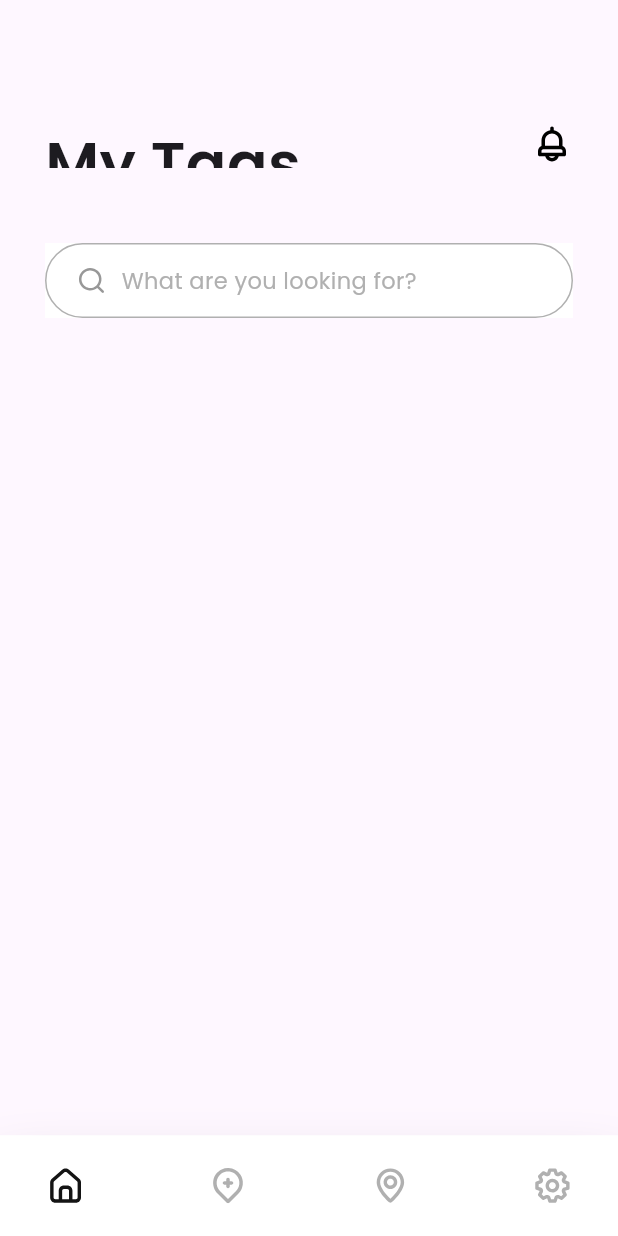
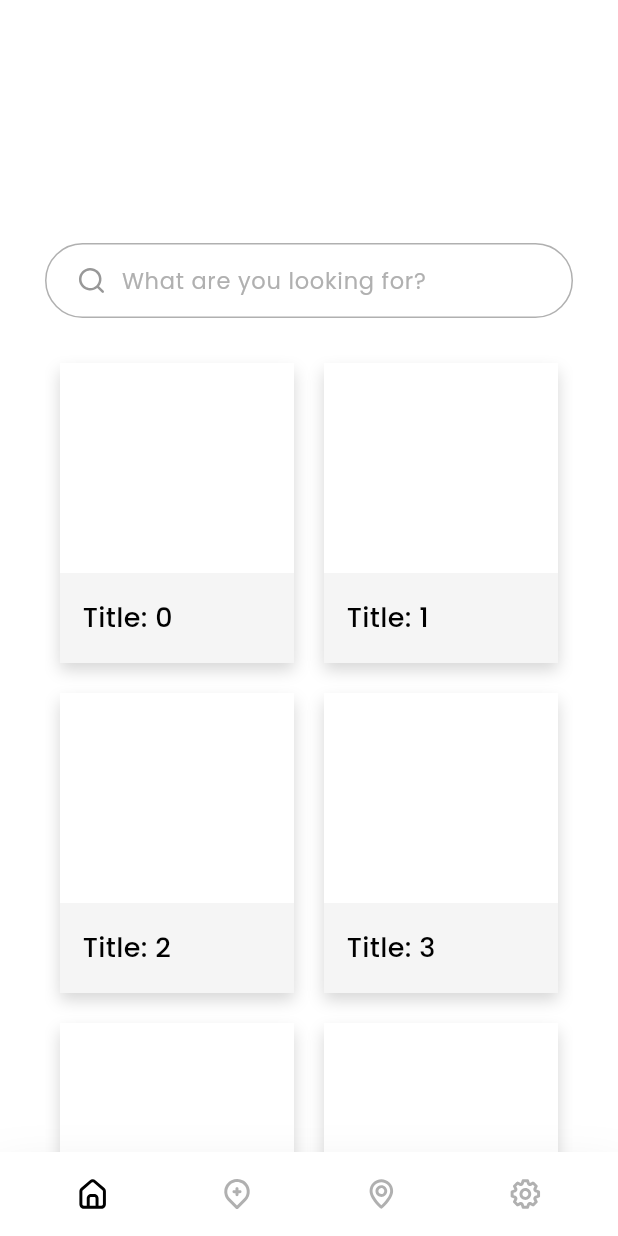
Before and after one commit to xedeveloper/tag_it, a Flutter app: the screen it shows after launch, on a phone screen of 412 x 824 dp. Run offline on Flutter 3.47's test engine with Material 3 defaults, Android fonts, the phone set to English and light mode, and no system bars; our stand-ins replace auto_route, flutter_secure_storage, flutter_svg, get_it, injectable, sqflite; accounts and stored records are empty; project files that could hold a hidden picture were left out.

Commit message:
feat[navigation]: app navigations added

```diff
--- a/lib/core/constants/strings.dart
+++ b/lib/core/constants/strings.dart
@@ -1,4 +1,7 @@
 class Strings {
   static const String myTags = "My Tags";
+  static const String addTags = "Add Tags";
+  static const String location = "Location";
+  static const String settings = "Settings";
   static const String whatAreYouLooking = "What are you looking for?";
 }
--- a/lib/core/router/app_router.dart
+++ b/lib/core/router/app_router.dart
@@ -1,6 +1,9 @@
 import 'package:auto_route/auto_route.dart';
 import 'package:tag_it/modules/dashboard/presentation/dashboard_page.dart';
-
+import 'package:tag_it/modules/add_item/presentation/add_tag_page.dart';
+import 'package:tag_it/modules/location/presentation/location_page.dart';
+import 'package:tag_it/modules/settings/presentation/settings_page.dart';
+import 'package:tag_it/modules/home/home_page.dart';
 part 'app_router.gr.dart';
 
 @AutoRouterConfig()
@@ -9,7 +12,25 @@
   List<AutoRoute> get routes => [
         AutoRoute(
           path: "/",
-          page: DashboardRoute.page,
+          page: HomeTab.page,
+          children: [
+            AutoRoute(
+              path: "dashboard",
+              page: DashboardRoute.page,
+            ),
+            AutoRoute(
+              path: "add_tag",
+              page: AddTagRoute.page,
+            ),
+            AutoRoute(
+              path: "location",
+              page: LocationRoute.page,
+            ),
+            AutoRoute(
+              path: "settings",
+              page: SettingsRoute.page,
+            ),
+          ],
         ),
       ];
 }
--- a/lib/modules/dashboard/presentation/dashboard_page.dart
+++ b/lib/modules/dashboard/presentation/dashboard_page.dart
@@ -1,12 +1,12 @@
 import 'package:flutter/material.dart';
 import 'package:auto_route/annotations.dart';
-import 'package:flutter_svg/svg.dart';
-import 'package:tag_it/core/constants/images.dart';
 import 'package:tag_it/core/constants/strings.dart';
-import 'package:tag_it/mixins/base_page_theme_mixin.dart';
-import 'package:tag_it/theme/app_text_theme.dart';
+import 'package:tag_it/mixins/base_page_layout_mixin.dart';
+
 import 'package:tag_it/theme/app_theme.dart';
+import 'package:tag_it/widgets/item_card/item_card_widget.dart';
 import 'package:tag_it/widgets/padding/app_standard_padding.dart';
+import 'package:tag_it/widgets/text_fields/search_text_field.dart';
 
 @RoutePage()
 class DashboardPage extends StatefulWidget {
@@ -16,7 +16,8 @@
   State<DashboardPage> createState() => _DashboardPageState();
 }
 
-class _DashboardPageState extends State<DashboardPage> with BasePageThemeMixin {
+class _DashboardPageState extends State<DashboardPage>
+    with BasePageLayoutMixin {
   @override
   String get title => Strings.myTags;
 
@@ -24,37 +25,39 @@
   Widget body(BuildContext context) {
     return AppStandardPaddng(
       top: 50,
+      bottom: 0,
       child: Container(
         color: paperWhite,
-        child: SingleChildScrollView(
         child: Column(
           children: [
-              Container(
-                decoration: BoxDecoration(
-                  color: paperWhite,
-                  borderRadius: BorderRadius.circular(25),
-                  border: Border.all(color: disabledGrey),
+            SearchTextField(
+              hintText: Strings.whatAreYouLooking,
             ),
-                height: 50,
-                child: Row(
-                  children: [
-                    Padding(
-                      padding: const EdgeInsets.only(left: 20, right: 10),
-                      child: SvgPicture.asset(
-                        Images.svgSearch,
-                        height: 20,
-                      ),
-                    ),
-                    Text(
-                      Strings.whatAreYouLooking,
-                      style: AppTextTheme.hintTextTheme,
-                    ),
-                  ],
+            SizedBox(height: 20),
+            Expanded(
+              child: Container(
+                child: _buildTagsGridView(context),
               ),
             ),
           ],
         ),
       ),
+    );
+  }
+
+  Widget _buildTagsGridView(BuildContext context) {
+    return Container(
+      child: GridView.builder(
+        gridDelegate: SliverGridDelegateWithFixedCrossAxisCount(
+          crossAxisCount: 2,
+          childAspectRatio: 16 / 20,
+        ),
+        itemCount: 10,
+        itemBuilder: (context, index) {
+          return ItemCardWidget(
+            title: "Title: $index",
+          );
+        },
       ),
     );
   }
--- /dev/null
+++ b/lib/modules/home/home_page.dart
@@ -0,0 +1,19 @@
+import 'package:flutter/material.dart';
+import 'package:tag_it/mixins/base_page_theme_mixin.dart';
+import 'package:tag_it/modules/dashboard/presentation/dashboard_page.dart';
+import 'package:auto_route/annotations.dart';
+
+@RoutePage(name: "HomeTab")
+class HomePage extends StatefulWidget {
+  const HomePage({super.key});
+
+  @override
+  State<HomePage> createState() => _HomePageState();
+}
+
+class _HomePageState extends State<HomePage> with BasePageThemeMixin {
+  @override
+  Widget body(BuildContext context) {
+    return DashboardPage();
+  }
+}
--- a/lib/theme/app_text_theme.dart
+++ b/lib/theme/app_text_theme.dart
@@ -6,7 +6,7 @@
   static TextStyle get headerTextTheme => TextStyle(
         fontFamily: FontsConstants.FONT_FAMILY_BRAND,
         fontWeight: FontWeight.w600,
-        fontSize: 40,
+        fontSize: 35,
       );
 
   static TextStyle get hintTextTheme => TextStyle(
@@ -15,4 +15,12 @@
         color: disabledGrey,
         fontSize: 15,
       );
+
+  static TextStyle get inputTextStyle => hintTextTheme.copyWith(
+        color: abyssBlack,
+        fontWeight: FontWeight.w500,
+      );
+  static TextStyle get body => inputTextStyle.copyWith(
+        fontSize: 18,
+      );
 }
--- a/lib/theme/app_theme.dart
+++ b/lib/theme/app_theme.dart
@@ -1,4 +1,20 @@
 import 'package:flutter/material.dart';
 
+const Color paperWhite = Colors.white;
+const Color abyssBlack = Colors.black;
 const Color disabledGrey = Color.fromRGBO(176, 176, 176, 1.0);
-const Color paperWhite = Colors.white;
+const Color backgroundGrey = Color.fromRGBO(245, 245, 245, 1);
+
+BoxShadow lightTopShadow = BoxShadow(
+  color: Colors.black.withOpacity(0.25),
+  spreadRadius: 2,
+  blurRadius: 35.1,
+  offset: Offset(0, 30),
+);
+
+BoxShadow cardShadow = BoxShadow(
+  color: Colors.black.withOpacity(0.16),
+  spreadRadius: 0,
+  blurRadius: 8,
+  offset: Offset(0, 5),
+);
--- a/lib/widgets/app_bar/title_app_bar.dart
+++ b/lib/widgets/app_bar/title_app_bar.dart
@@ -21,7 +21,7 @@
   @override
   Widget build(BuildContext context) {
     return Padding(
-      padding: EdgeInsets.only(top: 80, left: 30, right: 30),
+      padding: EdgeInsets.only(top: 120, left: 30, right: 30),
       child: Row(
         mainAxisAlignment: MainAxisAlignment.spaceBetween,
         children: [
--- /dev/null
+++ b/lib/widgets/item_card/item_card_widget.dart
@@ -0,0 +1,49 @@
+import 'package:flutter/material.dart';
+import 'package:tag_it/theme/app_text_theme.dart';
+import 'package:tag_it/theme/app_theme.dart';
+
+class ItemCardWidget extends StatelessWidget {
+  final String title;
+  const ItemCardWidget({
+    required this.title,
+    super.key,
+  });
+
+  @override
+  Widget build(BuildContext context) {
+    return Container(
+      margin: EdgeInsets.all(10),
+      decoration: BoxDecoration(
+        color: paperWhite,
+        boxShadow: [
+          cardShadow,
+        ],
+      ),
+      child: Column(
+        crossAxisAlignment: CrossAxisAlignment.stretch,
+        children: [
+          Expanded(
+            child: Container(
+              color: paperWhite,
+            ),
+          ),
+          Container(
+            color: backgroundGrey,
+            height: 60,
+            padding: EdgeInsets.only(left: 15),
+            child: Column(
+              mainAxisAlignment: MainAxisAlignment.center,
+              crossAxisAlignment: CrossAxisAlignment.start,
+              children: [
+                Text(
+                  title,
+                  style: AppTextTheme.body,
+                ),
+              ],
+            ),
+          ),
+        ],
+      ),
+    );
+  }
+}
--- /dev/null
+++ b/lib/widgets/navigation_bar/app_navigation_bar.dart
@@ -0,0 +1,71 @@
+import 'package:flutter/material.dart';
+import 'package:flutter/services.dart';
+import 'package:flutter_svg/flutter_svg.dart';
+import 'package:tag_it/core/constants/images.dart';
+import 'package:tag_it/theme/app_theme.dart';
+
+class AppNavigationBar extends StatefulWidget {
+  final Function(int index) onPageSelection;
+  const AppNavigationBar({
+    required this.onPageSelection,
+    super.key,
+  });
+
+  @override
+  State<AppNavigationBar> createState() => _AppNavigationBarState();
+}
+
+class _AppNavigationBarState extends State<AppNavigationBar> {
+  int _selectedIndex = 0;
+
+  List<String> _icons = [
+    Images.svgHome,
+    Images.svgAddTag,
+    Images.svgLocationPin,
+    Images.svgSettings,
+  ];
+  @override
+  Widget build(BuildContext context) {
+    return Container(
+      height: kToolbarHeight,
+      decoration: BoxDecoration(
+        color: paperWhite,
+        boxShadow: [
+          lightTopShadow,
+        ],
+      ),
+      padding: EdgeInsets.symmetric(horizontal: 50),
+      child: Row(
+        mainAxisAlignment: MainAxisAlignment.spaceBetween,
+        children: [
+          ..._icons
+              .asMap()
+              .map(
+                (index, iconName) => MapEntry(
+                  index,
+                  GestureDetector(
+                    child: SvgPicture.asset(
+                      iconName,
+                      height: 24,
+                      colorFilter: ColorFilter.mode(
+                        _selectedIndex == index ? abyssBlack : disabledGrey,
+                        BlendMode.srcATop,
+                      ),
+                    ),
+                    onTap: () {
+                      HapticFeedback.lightImpact();
+                      widget.onPageSelection(index);
+                      setState(() {
+                        _selectedIndex = index;
+                      });
+                    },
+                  ),
+                ),
+              )
+              .values
+              .toList(),
+        ],
+      ),
+    );
+  }
+}
--- /dev/null
+++ b/lib/widgets/text_fields/search_text_field.dart
@@ -0,0 +1,53 @@
+import 'package:flutter/material.dart';
+import 'package:flutter_svg/svg.dart';
+import 'package:tag_it/core/constants/images.dart';
+import 'package:tag_it/theme/app_text_theme.dart';
+
+import 'package:tag_it/theme/app_theme.dart';
+
+class SearchTextField extends StatefulWidget {
+  final String hintText;
+  const SearchTextField({
+    required this.hintText,
+    super.key,
+  });
+
+  @override
+  State<SearchTextField> createState() => _SearchTextFieldState();
+}
+
+class _SearchTextFieldState extends State<SearchTextField> {
+  @override
+  Widget build(BuildContext context) {
+    return Container(
+      decoration: BoxDecoration(
+        color: paperWhite,
+        borderRadius: BorderRadius.circular(25),
+        border: Border.all(color: disabledGrey),
+      ),
+      height: 50,
+      child: Row(
+        children: [
+          Padding(
+            padding: const EdgeInsets.only(left: 20, right: 10),
+            child: SvgPicture.asset(
+              Images.svgSearch,
+              height: 20,
+            ),
+          ),
+          Expanded(
+            child: TextFormField(
+              decoration: InputDecoration(
+                border: InputBorder.none,
+                hintText: widget.hintText,
+                hintStyle: AppTextTheme.hintTextTheme,
+              ),
+              style: AppTextTheme.inputTextStyle,
+            ),
+          ),
+          SizedBox(width: 10),
+        ],
+      ),
+    );
+  }
+}
```
Also changed, not shown: lib/main.dart (+10 -0 lines), lib/mixins/base_page_layout_mixin.dart (added, +20 -0 lines), lib/mixins/base_page_theme_mixin.dart (+19 -65 lines), lib/modules/add_item/presentation/add_tag_page.dart (added, +22 -0 lines), lib/modules/location/presentation/location_page.dart (added, +28 -0 lines), lib/modules/settings/presentation/settings_page.dart (added, +28 -0 lines), lib/core/router/app_router.gr.dart. Lines whose indentation alone changed are shown as unchanged.
